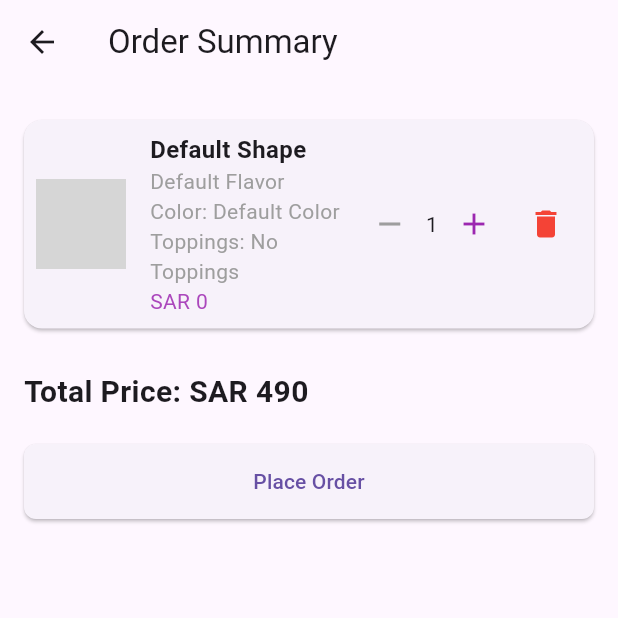
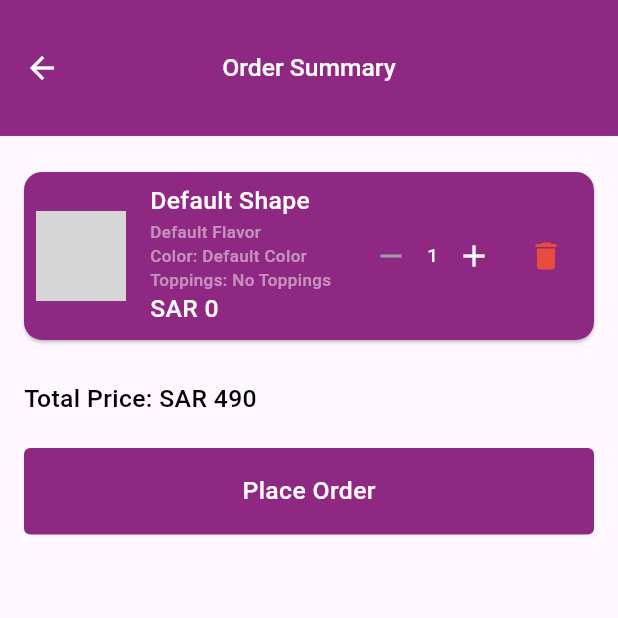
Before and after one commit to ghada79/kharazah, a Flutter app: the BakingPage screen opened by its route, after a tap on "Next", on a phone screen of 412 x 824 dp, the top half of it. Run offline on Flutter 3.47's test engine with Material 3 defaults, Android fonts, the phone set to English and light mode, and no system bars; our stand-ins replace bloc, flutter_bloc, flutter_screenutil, get_it, go_router, google_fonts and 5 more; accounts and stored records are empty; Roboto replaces fonts that are missing (Alexandria); grey boxes are pictures that could not be loaded.

Commit message:
fix ui deisgn

```diff
--- a/lib/features/baking_page/presentation/pages/baking_page.dart
+++ b/lib/features/baking_page/presentation/pages/baking_page.dart
@@ -1,4 +1,11 @@
 import 'package:flutter/material.dart';
+import 'package:flutter_screenutil/flutter_screenutil.dart';
+import 'package:go_router/go_router.dart';
+import 'package:kharazah/config/routes/route_manger.dart';
+import 'package:kharazah/config/routes/routes.dart';
+import 'package:kharazah/core/components/custom_botton.dart';
+import 'package:kharazah/core/utils/color_mananger.dart';
+import 'package:kharazah/core/utils/styles_manager.dart';
 import '../widgets/color_content.dart';
 import '../widgets/flavor_content.dart';
 import '../widgets/shapeContentWidget.dart';
@@ -74,7 +81,18 @@ class _BakingPageState extends State<BakingPage> {
   Widget build(BuildContext context) {
     return Scaffold(
       appBar: AppBar(
-        title: Text("Customize"),
+        title: Text("Customize" , style: getMediumStyle(color: ColorManager.white, fontSize: 16.sp),),
+        centerTitle: true,
+        backgroundColor: ColorManager.primary,
+        leading: IconButton(
+          icon: Icon(
+            Icons.arrow_back,
+            color: ColorManager.white,
+          ),
+          onPressed: () {
+            context.go(Routes.mainLayOut);
+          },
+        ),
         actions: [
           Padding(
             padding: const EdgeInsets.all(16.0),
@@ -83,15 +101,12 @@ class _BakingPageState extends State<BakingPage> {
                 if (selectedColor != null)
                   Text(
                     selectedColor ?? '',
-                    style: TextStyle(
-                      color: Colors.purple[400],
-                      fontWeight: FontWeight.bold,
-                    ),
+                    style: getRegularStyle(color: ColorManager.white, fontSize: 12.sp),
                   ),
                 SizedBox(width: 10),
                 Text(
                   selectedCakePrice ?? 'SAR 0',
-                  style: TextStyle(color: Colors.purple[400]),
+                  style: getRegularStyle(color: ColorManager.white, fontSize: 12.sp),
                 ),
               ],
             ),
@@ -115,13 +130,13 @@ class _BakingPageState extends State<BakingPage> {
             left: 0,
             bottom: 80,
             child: Container(
-              width: 80,
-              height: MediaQuery.of(context).size.height * 0.4,
+              width: 80.w,
+              height: 320.h,
               decoration: BoxDecoration(
-                color: Colors.purple[400],
+                color: ColorManager.primary,
                 borderRadius: BorderRadius.only(
-                  topRight: Radius.circular(20),
-                  bottomRight: Radius.circular(20),
+                  topRight: Radius.circular(8),
+                  bottomRight: Radius.circular(8),
                 ),
               ),
               child: SingleChildScrollView(
@@ -145,21 +160,12 @@ class _BakingPageState extends State<BakingPage> {
             left: 100,
             right: 16,
             bottom: 80,
-            child: Container(
+            child: SizedBox(
               height: MediaQuery.of(context).size.height * 0.4,
               child: AnimatedOpacity(
                 opacity: isDetailVisible ? 1.0 : 0.0,
-                duration: Duration(milliseconds: 300),
-                child: Container(
-                  decoration: BoxDecoration(
-                    color: Colors.white,
-                    borderRadius: BorderRadius.circular(8),
-                    boxShadow: [
-                      BoxShadow(color: Colors.black26, blurRadius: 5),
-                    ],
-                  ),
+                duration: Duration(milliseconds: 20),
                 child: _buildSelectedContent(),
-                ),
               ),
             ),
           ),
@@ -167,8 +173,7 @@ class _BakingPageState extends State<BakingPage> {
             left: 16,
             right: 16,
             bottom: 16,
-            child: ElevatedButton(
-              onPressed: () {
+            child: CustomBotton(text: 'Next', color: ColorManager.primary, onTap: (){
               Navigator.push(
                 context,
                 MaterialPageRoute(
@@ -183,19 +188,7 @@ class _BakingPageState extends State<BakingPage> {
                   ),
                 ),
               );
-              },
-              style: ElevatedButton.styleFrom(
-                backgroundColor: Colors.purple[400],
-                minimumSize: const Size(double.infinity, 50),
-                shape: RoundedRectangleBorder(
-                  borderRadius: BorderRadius.circular(8),
-                ),
-              ),
-              child: const Text(
-                'Next',
-                style: TextStyle(color: Colors.white),
-              ),
-            ),
+            }, width: double.infinity)
           ),
         ],
       ),
@@ -213,10 +206,10 @@ class _BakingPageState extends State<BakingPage> {
       },
       child: AnimatedContainer(
         duration: Duration(milliseconds: 200),
-        padding: EdgeInsets.symmetric(vertical: 8),
+        padding: EdgeInsets.symmetric(vertical: 8 , horizontal: 8),
         decoration: BoxDecoration(
-          color: isSelected ? Colors.purple[300] : Colors.transparent,
-          borderRadius: BorderRadius.circular(10),
+          color: isSelected ? ColorManager.secondaryPrimary.withOpacity(0.4) : Colors.transparent,
+          borderRadius: BorderRadius.circular(8),
         ),
         margin: EdgeInsets.symmetric(horizontal: 4, vertical: 2),
         child: Column(
@@ -226,11 +219,7 @@ class _BakingPageState extends State<BakingPage> {
             SizedBox(height: 2),
             Text(
               label,
-              style: TextStyle(
-                color: Colors.white,
-                fontSize: 15,
-                fontWeight: isSelected ? FontWeight.bold : FontWeight.normal,
-              ),
+              style: getRegularStyle(color: ColorManager.white, fontSize: 12.sp),
             ),
           ],
         ),
--- a/lib/features/baking_page/presentation/pages/cake_option.dart
+++ b/lib/features/baking_page/presentation/pages/cake_option.dart
@@ -1,6 +1,8 @@
-import 'dart:ui';
 
 import 'package:flutter/material.dart';
+import 'package:flutter_screenutil/flutter_screenutil.dart';
+import 'package:kharazah/core/utils/color_mananger.dart';
+import 'package:kharazah/core/utils/styles_manager.dart';
 
 class CakeOption extends StatefulWidget {
   final Image image;
@@ -22,29 +24,24 @@ class _CakeOptionState extends State<CakeOption> {
   @override
   Widget build(BuildContext context) {
     return Container(
-      padding: const EdgeInsets.all(15),
+      padding: const EdgeInsets.all(16),
       decoration: BoxDecoration(
-        color: Colors.pink[50],
-        borderRadius: BorderRadius.circular(20),
+        color: ColorManager.secondaryPrimary.withOpacity(0.2),
+        borderRadius: BorderRadius.circular(4),
       ),
       child: Column(
         crossAxisAlignment: CrossAxisAlignment.start,
         children: [
           widget.image,
-          const SizedBox(height: 5),
+          const SizedBox(height: 8),
           Text(
             widget.title,
-            style: const TextStyle(
-              fontWeight: FontWeight.bold,
-              fontSize: 16,
-            ),
+            style: getMediumStyle(color: ColorManager.black, fontSize: 14.sp),
           ),
+          const SizedBox(height: 8),
           Text(
             widget.price,
-            style: TextStyle(
-              color: Colors.purple[400],
-              fontWeight: FontWeight.bold,
-            ),
+            style: getMediumStyle(color: ColorManager.primary, fontSize: 11.sp),
           ),
         ],
       ),
--- a/lib/features/baking_page/presentation/pages/order_summary_page.dart
+++ b/lib/features/baking_page/presentation/pages/order_summary_page.dart
@@ -1,4 +1,8 @@
 import 'package:flutter/material.dart';
+import 'package:flutter_screenutil/flutter_screenutil.dart';
+import 'package:kharazah/core/components/custom_botton.dart';
+import 'package:kharazah/core/utils/color_mananger.dart';
+import 'package:kharazah/core/utils/styles_manager.dart';
 
 class OrderSummaryPage extends StatelessWidget {
   final String? selectedShape;
@@ -23,7 +27,19 @@ class OrderSummaryPage extends StatelessWidget {
   Widget build(BuildContext context) {
     return Scaffold(
       appBar: AppBar(
-        title: Text('Order Summary'),
+        title: Text('Order Summary' , style: getMediumStyle(color: ColorManager.white, fontSize: 16.sp),),
+        centerTitle: true,
+        backgroundColor: ColorManager.primary,
+        leading: IconButton(
+          icon: Icon(
+            Icons.arrow_back,
+            color: ColorManager.white,
+          ),
+          onPressed: () {
+            Navigator.pop(context);
+          },
+        ),
+        toolbarHeight: 88.h,
       ),
       body: Padding(
         padding: const EdgeInsets.all(16.0),
@@ -43,24 +59,10 @@ class OrderSummaryPage extends StatelessWidget {
             SizedBox(height: 20),
             Text(
               'Total Price: SAR ${selectedCakePrice ?? '490'}', // اجمالي السعر
-              style: TextStyle(
-                fontWeight: FontWeight.bold,
-                fontSize: 20,
-              ),
+              style: getMediumStyle(color: ColorManager.black, fontSize: 16.sp),
             ),
             SizedBox(height: 20),
-            ElevatedButton(
-              onPressed: () {
-                // يمكنك إضافة وظيفة إتمام الطلب هنا
-              },
-              style: ElevatedButton.styleFrom(
-                minimumSize: Size(double.infinity, 50),
-                shape: RoundedRectangleBorder(
-                  borderRadius: BorderRadius.circular(8),
-                ),
-              ),
-              child: Text('Place Order'),
-            ),
+            CustomBotton(text: 'Place Order', color: ColorManager.primary, onTap: (){}, width: double.infinity,),
           ],
         ),
       ),
@@ -77,6 +79,7 @@ class OrderSummaryPage extends StatelessWidget {
     String toppings,
   ) {
     return Card(
+      color: ColorManager.primary,
       margin: EdgeInsets.symmetric(vertical: 8),
       child: Padding(
         padding: EdgeInsets.all(8),
@@ -95,23 +98,23 @@ class OrderSummaryPage extends StatelessWidget {
                 children: [
                   Text(
                     shape, // الشكل المختار
-                    style: TextStyle(fontWeight: FontWeight.bold, fontSize: 16),
+                    style: getMediumStyle(color: ColorManager.white, fontSize: 16.sp),
                   ),
                   Text(
                     flavor, // النكهة المختارة
-                    style: TextStyle(color: Colors.grey),
+                    style: getMediumStyle(color: ColorManager.white.withOpacity(0.5), fontSize: 11.sp),
                   ),
                   Text(
                     'Color: $color', // اللون المختار
-                    style: TextStyle(color: Colors.grey),
+                    style: getMediumStyle(color: ColorManager.white.withOpacity(0.5), fontSize: 11.sp),
                   ),
                   Text(
                     'Toppings: $toppings', // الإضافات المختارة
-                    style: TextStyle(color: Colors.grey),
+                    style: getMediumStyle(color: ColorManager.white.withOpacity(0.5), fontSize: 11.sp),
                   ),
                   Text(
                     'SAR $price', // السعر
-                    style: TextStyle(color: Colors.purple[400]),
+                    style: getMediumStyle(color: ColorManager.white, fontSize: 16.sp),
                   ),
                 ],
               ),
@@ -124,15 +127,15 @@ class OrderSummaryPage extends StatelessWidget {
                     // تقليل العدد
                   },
                 ),
-                Text('1'), // العرض الافتراضي للعدد
+                Text('1' , style: getMediumStyle(color: ColorManager.white, fontSize: 12.sp)), // العرض الافتراضي للعدد
                 IconButton(
-                  icon: Icon(Icons.add, color: Colors.purple),
+                  icon: Icon(Icons.add, color: ColorManager.white),
                   onPressed: () {
                     // زيادة العدد
                   },
                 ),
                 IconButton(
-                  icon: Icon(Icons.delete, color: Colors.red),
+                  icon: Icon(Icons.delete, color: ColorManager.red),
                   onPressed: () {
                     // مسح المنتج
                   },
```
Lines whose indentation alone changed are shown as unchanged.
